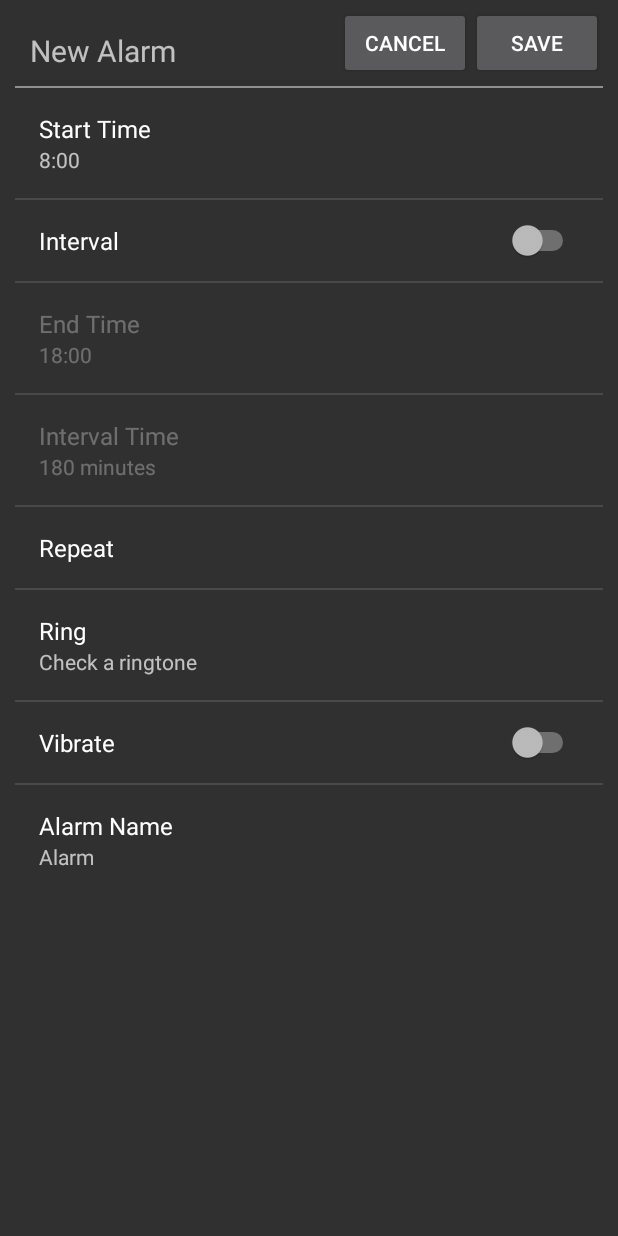
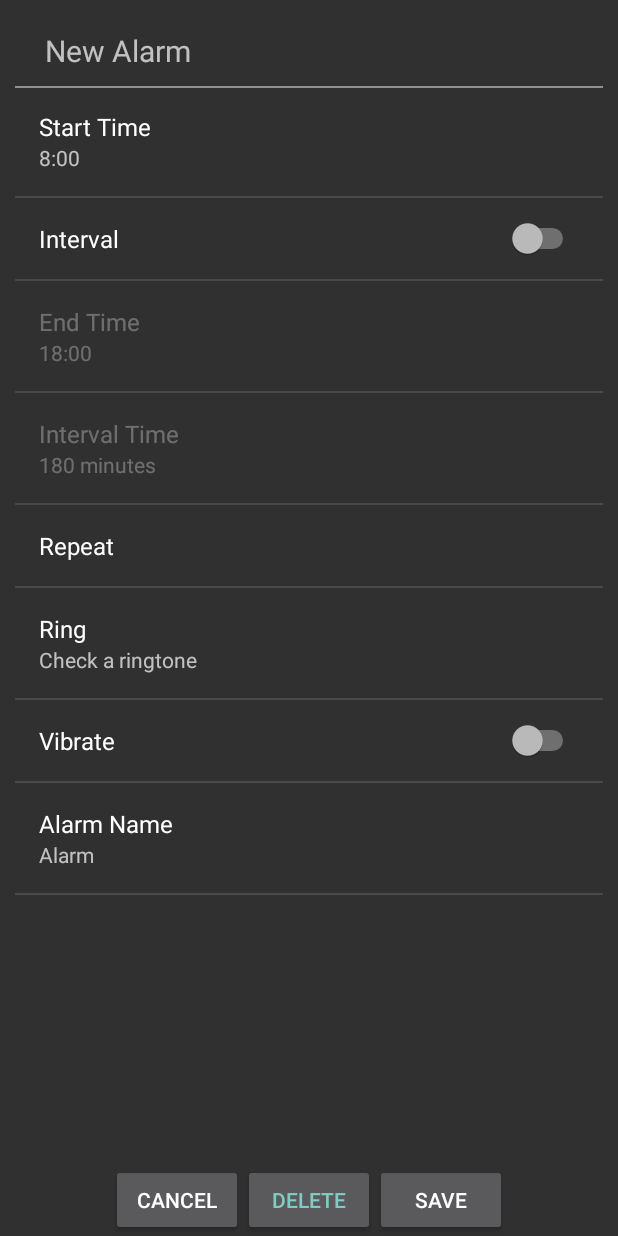
Before and after one commit to chocalote/IntervalAlarmClock, an Android app: the screen it shows after launch (AddEditActivity), after a tap on "ADD", on a phone screen of 412 x 824 dp. Run offline under Robolectric (Android 15) with nearby library versions, the phone set to English and light mode, and no system bars.

Commit message:
add SaveAlarm

```diff
--- a/app/src/main/java/com/kunxun/intervalalarmclock/AddEditActivity.java
+++ b/app/src/main/java/com/kunxun/intervalalarmclock/AddEditActivity.java
@@ -8,6 +8,7 @@ import android.content.Intent;
 import android.media.RingtoneManager;
 import android.net.Uri;
 import android.os.Bundle;
+import android.preference.EditTextPreference;
 import android.preference.MultiSelectListPreference;
 import android.preference.Preference;
 import android.preference.PreferenceFragment;
@@ -16,6 +17,8 @@ import android.preference.SwitchPreference;
 import android.support.annotation.Nullable;
 import android.util.Log;
 import android.view.View;
+import android.widget.Button;
+import android.widget.TextView;
 import android.widget.TimePicker;
 
 import java.util.HashSet;
@@ -23,6 +26,8 @@ import java.util.Set;
 
 public class AddEditActivity extends Activity {
 
+    private int mId;
+    private PrefsAlarmFragment prefsAlarmFragment = new PrefsAlarmFragment();
     @Override
     protected void onCreate(Bundle savedInstanceState) {
         super.onCreate(savedInstanceState);
@@ -30,30 +35,71 @@ public class AddEditActivity extends Activity {
 
 
         getFragmentManager().beginTransaction()
-                .replace(R.id.llPF, new PrefsAlarmFragment()).commit();
+                .replace(R.id.llPF, prefsAlarmFragment).commit();
+
+        TextView title = findViewById(R.id.textViewTitle);
+
+        mId = getIntent().getIntExtra(Alarms.ALARM_ID, -1);
+        Log.v("Kunxun", "In AddEditAlarm, alarm id = " + mId);
+        if(mId != -1)
+        {
+            title.setText(R.string.edit_layout_name);
+        }
+        else {
+            title.setText(R.string.add_layout_name);
+        }
+
+        Button btnSave = findViewById(R.id.btnSave);
+        btnSave.setOnClickListener(new View.OnClickListener() {
+            @Override
+            public void onClick(View view) {
+                saveAlarm();
+            }
+        });
+
+        Button btnCancel = findViewById(R.id.btnCancel);
+        btnCancel.setOnClickListener(new View.OnClickListener() {
+            @Override
+            public void onClick(View view) {
+
+            }
+        });
+
+        Button btnDelete = findViewById(R.id.btnDelete);
+        btnDelete.setOnClickListener(new View.OnClickListener() {
+            @Override
+            public void onClick(View view) {
+
+            }
+        });
+
     }
 
     public static class PrefsAlarmFragment extends PreferenceFragment {
 
-        public Preference startTimePref, endTimePref, intervalPref, alertPref, alarmnamePref;
-        public SwitchPreference intvlEabledPref, vibratePref;
-        public MultiSelectListPreference daysofweekPref;
+        public Preference startTimePref, endTimePref,  alertPref;
+        public SwitchPreference intervalEnabledPref, vibratePref;
+        public MultiSelectListPreference daysOfWeekPref;
+        public EditTextPreference intervalPref,alarmNamePref;
+        private int startHour = 8, startMinutes, endHour=18, endMinutes;
         @Override
         public void onCreate(@Nullable Bundle savedInstanceState) {
             super.onCreate(savedInstanceState);
             addPreferencesFromResource(R.xml.prefs_alarm);
             startTimePref = findPreference("start_time");
             endTimePref = findPreference("end_time");
-            intervalPref = findPreference("interval");
-            intvlEabledPref = (SwitchPreference) findPreference("interval_enable");
-            daysofweekPref = (MultiSelectListPreference)findPreference("days_of_week");
+            intervalPref = (EditTextPreference)findPreference("interval");
+            intervalEnabledPref = (SwitchPreference) findPreference("interval_enable");
+            daysOfWeekPref = (MultiSelectListPreference)findPreference("days_of_week");
+            daysOfWeekPref.setEntries(Alarm.DaysOfWeek.DAY_STRING_MAP);
+            daysOfWeekPref.setEntryValues(Alarm.DaysOfWeek.DAY_SHORT_STRING_MAP);
+
             vibratePref = (SwitchPreference) findPreference("vibrate");
             alertPref = findPreference("ringtone");
-            alarmnamePref = findPreference("name");
+            alarmNamePref =(EditTextPreference) findPreference("name");
 
-            Intent intent = getActivity().getIntent();
-            int mId = intent.getIntExtra(Alarms.ALARM_ID, -1);
-            Log.v("Kunxun", "In AddEditAlarm, alarm id = " + mId);
+            int mId = getActivity().getIntent().getIntExtra(Alarms.ALARM_ID, -1);
+
 
             if (mId != -1) {
                 Alarm alarm = Alarms.getAlarm(getActivity().getContentResolver(), mId);
@@ -74,6 +120,14 @@ public class AddEditActivity extends Activity {
                             @Override
                             public void onTimeSet(TimePicker timePicker, int i, int i1) {
                                 preference.setSummary(i + ":" + i1);
+                                if (preference == startTimePref) {
+                                    startHour = i;
+                                    startMinutes = i1;
+                                } else {
+                                    endHour = i;
+                                    endMinutes = i1;
+                                }
+
                             }
                         }, 0, 0, true);
                 timeDialog.show();
@@ -87,10 +141,10 @@ public class AddEditActivity extends Activity {
             super.onViewCreated(view, savedInstanceState);
 
 
-            daysofweekPref.setOnPreferenceChangeListener(new Preference.OnPreferenceChangeListener() {
+            daysOfWeekPref.setOnPreferenceChangeListener(new Preference.OnPreferenceChangeListener() {
                 @Override
                 public boolean onPreferenceChange(Preference preference, Object o) {
-                    daysofweekPref.setSummary(o.toString());
+                    daysOfWeekPref.setSummary(o.toString());
                     return false;
                 }
             });
@@ -107,20 +161,49 @@ public class AddEditActivity extends Activity {
         }
 
         private void updatePrefs(Alarm alarm) {
+
+            startHour = alarm.starthour;
+            startMinutes = alarm.startminutes;
+            endHour = alarm.endhour;
+            endMinutes = alarm.endminutes;
+
             String tmpStr = alarm.starthour + ":" + ((alarm.startminutes < 10) ? "0" + alarm.startminutes : alarm.startminutes);
             startTimePref.setSummary(tmpStr);
+
             tmpStr = alarm.endhour + ":" + ((alarm.endminutes < 10) ? "0" + alarm.endminutes : alarm.endminutes);
             endTimePref.setSummary(tmpStr);
-            intvlEabledPref.setChecked(alarm.intervalenabled);
+
+            intervalEnabledPref.setChecked(alarm.intervalenabled);
             intervalPref.setSummary(alarm.interval + " minutes");
             vibratePref.setChecked(alarm.vibrate);
             alertPref.setSummary(RingtoneManager.getRingtone(getActivity(), alarm.alert).getTitle(getActivity()));
-            alarmnamePref.setSummary(alarm.name);
+            alarmNamePref.setSummary(alarm.name);
 
-            daysofweekPref.setSummary(alarm.daysOfWeek.toString(getActivity().getApplicationContext(),true));
-            Set<String>  entryChecked = new HashSet<>();
-            entryChecked.add("Monday");
-            daysofweekPref.setValues(entryChecked);
+            daysOfWeekPref.setSummary(alarm.daysOfWeek.toString(getActivity().getApplicationContext(),true));
+            daysOfWeekPref.setValues(alarm.daysOfWeek.getSetSelected());
+        }
+
+
+    }
+
+    private void saveAlarm()
+    {
+        Alarm alarm = new Alarm();
+        alarm.id = mId;
+        alarm.starthour = prefsAlarmFragment.startHour;
+        alarm.startminutes = prefsAlarmFragment.startMinutes;
+        alarm.intervalenabled = prefsAlarmFragment.intervalEnabledPref.isChecked();
+        alarm.interval= Integer.parseInt(prefsAlarmFragment.intervalPref.getText().toString());
+        alarm.endhour = prefsAlarmFragment.endHour;
+        alarm.endminutes = prefsAlarmFragment.endMinutes;
+        Set<String> selectStr = prefsAlarmFragment.daysOfWeekPref.getValues();
+
+
+
+        if(mId == -1)
+        {
+
         }
     }
+
 }
--- a/app/src/main/java/com/kunxun/intervalalarmclock/Alarm.java
+++ b/app/src/main/java/com/kunxun/intervalalarmclock/Alarm.java
@@ -108,7 +108,7 @@ public final class Alarm implements Parcelable {
      * 0x40: Sunday
      */
     public static final class DaysOfWeek {
-        private static int[] DAY_MAP = new int[]{
+        public static int[] DAY_MAP = new int[]{
                 Calendar.MONDAY,
                 Calendar.TUESDAY,
                 Calendar.WEDNESDAY,
@@ -116,6 +116,14 @@ public final class Alarm implements Parcelable {
                 Calendar.FRIDAY,
                 Calendar.SATURDAY,
                 Calendar.SUNDAY,
+        };
+
+        public static String [] DAY_STRING_MAP = new String []{
+                "Monday", "Tuesday", "Wednesday", "Thursday", "Friday", "Saturday", "Sunday"
+        };
+
+        public static String [] DAY_SHORT_STRING_MAP = new String []{
+                "Mon", "Tue", "Wed", "Thu", "Fri", "Sat", "Sun"
         };
 
         private int mDays;
@@ -141,14 +149,14 @@ public final class Alarm implements Parcelable {
                 days >>= 1;
             }
 
-            //short or long form?
-            DateFormatSymbols dfs = new DateFormatSymbols();
-            String[] dayList = (daycount > 1) ? dfs.getShortWeekdays() : dfs.getWeekdays();
+//            //short or long form?
+//            DateFormatSymbols dfs = new DateFormatSymbols();
+//            String[] dayList = dfs.getShortWeekdays();
 
             //selected days
             for (int i = 0; i < 7; i++) {
                 if ((mDays & (1 << i)) != 0) {
-                    ret.append(dayList[DAY_MAP[i]]);
+                    ret.append(DAY_SHORT_STRING_MAP[i]);
                     daycount--;
                     if (daycount > 0) ret.append(", ");
                 }
@@ -185,6 +193,18 @@ public final class Alarm implements Parcelable {
             boolean[] ret = new boolean[7];
             for (int i = 0; i < 7; i++) {
                 ret[i] = isSet(i);
+            }
+            return ret;
+        }
+
+        public Set<String> getSetSelected(){
+            Set<String> ret = new HashSet<>();
+//            DateFormatSymbols dfs = new DateFormatSymbols();
+//            String[] dayList = dfs.getShortWeekdays();
+            for (int i = 0; i < 7; i++) {
+                if ((mDays & (1 << i)) != 0) {
+                    ret.add(DAY_SHORT_STRING_MAP[i]);
+                }
             }
             return ret;
         }
--- a/app/src/main/res/layout/activity_add_edit.xml
+++ b/app/src/main/res/layout/activity_add_edit.xml
@@ -1,6 +1,5 @@
 <?xml version="1.0" encoding="utf-8"?>
-<LinearLayout
-    xmlns:android="http://schemas.android.com/apk/res/android"
+<RelativeLayout xmlns:android="http://schemas.android.com/apk/res/android"
     xmlns:tools="http://schemas.android.com/tools"
     android:layout_width="match_parent"
     android:layout_height="match_parent"
@@ -9,49 +8,60 @@
     android:paddingRight="10dp"
     tools:context=".AddEditActivity">
 
-    <RelativeLayout
+
+    <TextView
+        android:layout_width="match_parent"
+        android:layout_height="wrap_content"
+        android:layout_alignParentTop="true"
+        android:paddingBottom="10dp"
+        android:paddingLeft="20dp"
+        android:paddingTop="20dp"
+        android:text="@string/add_layout_name"
+        android:textSize="20dp"
+        android:id="@+id/textViewTitle"/>
+
+
+    <View
+        android:layout_width="fill_parent"
+        android:layout_height="1dp"
+        android:background="@color/colorView"
+        android:paddingBottom="10dp"
+        android:layout_below="@id/textViewTitle"/>
+
+    <LinearLayout
+        android:id="@+id/llPF"
+        android:layout_width="match_parent"
+        android:layout_height="wrap_content"
+        android:orientation="vertical"
+        android:layout_below="@id/textViewTitle"
+        android:layout_above="@id/linearLayoutButton"></LinearLayout>
+
+    <LinearLayout
         android:layout_width="wrap_content"
-        android:layout_height="wrap_content">
-
-        <TextView
-            android:layout_width="match_parent"
-            android:layout_height="wrap_content"
-            android:layout_alignParentLeft="true"
-            android:paddingBottom="10dp"
-            android:paddingLeft="10dp"
-            android:paddingTop="20dp"
-            android:text="@string/add_layout_name"
-            android:textSize="20dp"/>
+        android:layout_height="wrap_content"
+        android:layout_centerHorizontal="true"
+        android:orientation="horizontal"
+        android:layout_alignParentBottom="true"
+        android:id="@+id/linearLayoutButton">
 
         <Button
             android:id="@+id/btnCancel"
             android:layout_width="wrap_content"
             android:layout_height="wrap_content"
-            android:text="Cancel"
-            android:layout_centerVertical="true"
-            android:layout_toLeftOf="@id/btnSave"
-            />
+            android:text="Cancel" />
         <Button
+            android:id="@+id/btnDelete"
             android:layout_width="wrap_content"
             android:layout_height="wrap_content"
+            android:text="Delete"
+            android:textColor="@color/accent_material_dark"/>
+
+        <Button
             android:id="@+id/btnSave"
-            android:text="Save"
-            android:layout_alignParentRight="true"
-            android:layout_centerVertical="true"/>
+            android:layout_width="wrap_content"
+            android:layout_height="wrap_content"
+            android:text="Save" />
 
-    </RelativeLayout>
-
-    <View
-        android:layout_width="fill_parent"
-        android:layout_height="1dp"
-        android:background="@color/colorView"
-        android:paddingBottom="10dp"/>
-
-    <LinearLayout
-        android:id="@+id/llPF"
-        android:layout_width="match_parent"
-        android:layout_height="wrap_content"
-        android:orientation="vertical" >
     </LinearLayout>
 
-</LinearLayout>
+</RelativeLayout>
--- a/app/src/main/res/values/strings.xml
+++ b/app/src/main/res/values/strings.xml
@@ -15,14 +15,5 @@
     <string name="vibrate">Vibrate</string>
     <string name="alarm_name">Alarm Name</string>
 
-    <string-array name="week_days">
-        <item>Monday</item>
-        <item>Tuesday</item>
-        <item>Wednesday</item>
-        <item>Thursday</item>
-        <item>Friday</item>
-        <item>Saturday</item>
-        <item>Sunday</item>
-    </string-array>
 
 </resources>
--- a/app/src/main/res/xml/prefs_alarm.xml
+++ b/app/src/main/res/xml/prefs_alarm.xml
@@ -26,8 +26,6 @@
         android:title="@string/interval"
         />
     <MultiSelectListPreference
-        android:entries="@array/week_days"
-        android:entryValues="@array/week_days"
         android:key="days_of_week"
         android:title="@string/days_of_week"/>
 
@@ -49,4 +47,5 @@
         android:summary="Alarm"
         android:title="@string/alarm_name"/>
 
+
 </PreferenceScreen>
```
